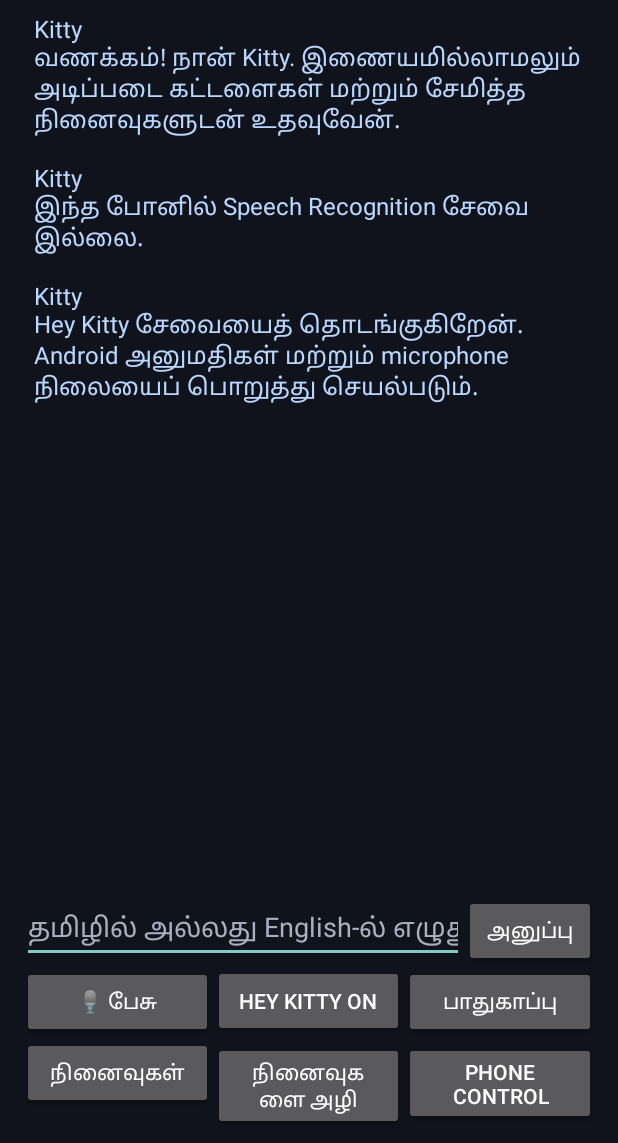
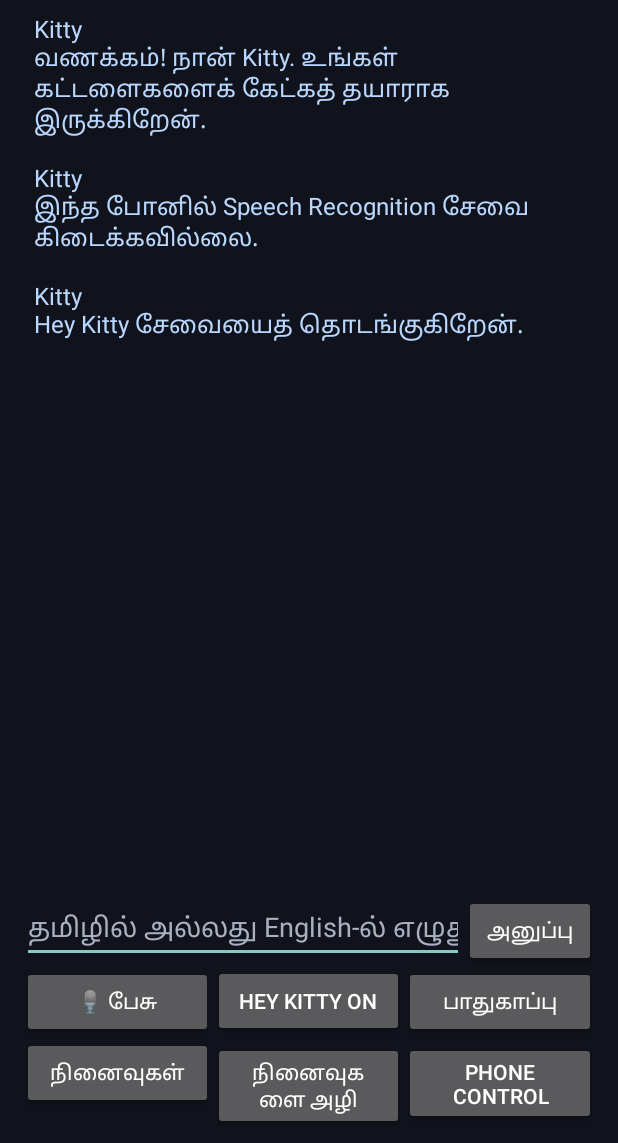
Before and after one commit to kittykt33/KittyktAI, an Android app: the screen it shows after launch (MainActivity), after a tap on "பாதுகாப்பு", on a phone screen of 412 x 824 dp, the part 93-1236 px from its top. Run offline under Robolectric (Android 15) with nearby library versions, the phone set to English and light mode, and no system bars; 3 other taps on this screen came first.

Commit message:
Update MainActivity.java

```diff
--- a/app/src/main/java/com/kittyai/assistant/MainActivity.java
+++ b/app/src/main/java/com/kittyai/assistant/MainActivity.java
@@ -1,27 +1,342 @@
 package com.kittyai.assistant;
 
-import android.Manifest; import android.app.*; import android.os.*; import android.content.*; import android.content.pm.PackageManager;
-import android.speech.*; import android.speech.tts.TextToSpeech; import android.view.*; import android.widget.*;
-import androidx.biometric.BiometricManager; import androidx.biometric.BiometricPrompt; import androidx.core.content.ContextCompat;
-import java.util.*; import java.util.concurrent.Executor;
+import android.Manifest;
+import android.app.*;
+import android.os.*;
+import android.content.*;
+import android.content.pm.PackageManager;
+import android.speech.*;
+import android.speech.tts.TextToSpeech;
+import android.widget.*;
+import android.view.*;
+
+import androidx.biometric.BiometricManager;
+import androidx.biometric.BiometricPrompt;
+import androidx.core.content.ContextCompat;
+
+import java.util.*;
+import java.util.concurrent.Executor;
 
 public class MainActivity extends androidx.fragment.app.FragmentActivity {
- private LinearLayout messages; private EditText input; private TextToSpeech tts; private SpeechRecognizer recognizer; private MemoryStore memory; private AssistantEngine engine; private boolean unlocked=false;
- private final int REQ=44;
- @Override public void onCreate(Bundle b){super.onCreate(b); memory=new MemoryStore(this); engine=new AssistantEngine(this,memory); buildUi(); tts=new TextToSpeech(this,status->{if(status==TextToSpeech.SUCCESS){int r=tts.setLanguage(new Locale("ta","LK")); if(r==TextToSpeech.LANG_MISSING_DATA||r==TextToSpeech.LANG_NOT_SUPPORTED) tts.setLanguage(new Locale("ta","IN"));}}); requestPermissions(new String[]{Manifest.permission.RECORD_AUDIO,Manifest.permission.POST_NOTIFICATIONS,Manifest.permission.CAMERA},REQ); add("Kitty","வணக்கம்! நான் Kitty. இணையமில்லாமலும் அடிப்படை கட்டளைகள் மற்றும் சேமித்த நினைவுகளுடன் உதவுவேன்."); }
- private void buildUi(){ LinearLayout page=new LinearLayout(this); page.setOrientation(1); page.setPadding(22,28,22,18); page.setBackgroundColor(0xff10131b); TextView title=new TextView(this); title.setText("🐱 KITTY AI"); title.setTextColor(-1); title.setTextSize(25); title.setPadding(0,0,0,14); page.addView(title);
- ScrollView scroll=new ScrollView(this); messages=new LinearLayout(this); messages.setOrientation(1); scroll.addView(messages); page.addView(scroll,new LinearLayout.LayoutParams(-1,0,1));
- LinearLayout row=new LinearLayout(this); input=new EditText(this); input.setSingleLine(true); input.setHint("தமிழில் அல்லது English-ல் எழுதுங்கள்"); input.setTextColor(-1); input.setHintTextColor(0xffaab0c0); row.addView(input,new LinearLayout.LayoutParams(0,-2,1)); Button send=btn("அனுப்பு"); send.setOnClickListener(v->sendText()); row.addView(send); page.addView(row);
- LinearLayout actions=new LinearLayout(this); Button mic=btn("🎙 பேசு"); mic.setOnClickListener(v->listen()); actions.addView(mic,new LinearLayout.LayoutParams(0,-2,1)); Button wake=btn("Hey Kitty ON"); wake.setOnClickListener(v->toggleWake()); actions.addView(wake,new LinearLayout.LayoutParams(0,-2,1)); Button lock=btn("பாதுகாப்பு"); lock.setOnClickListener(v->authenticate()); actions.addView(lock,new LinearLayout.LayoutParams(0,-2,1)); page.addView(actions);
- LinearLayout tools=new LinearLayout(this); Button mem=btn("நினைவுகள்"); mem.setOnClickListener(v->add("Kitty",engine.answer("என் நினைவுகள் காட்டு"))); tools.addView(mem,new LinearLayout.LayoutParams(0,-2,1)); Button clear=btn("நினைவுகளை அழி"); clear.setOnClickListener(v->{memory.clear();add("Kitty","சேமித்த நினைவுகள் அழிக்கப்பட்டன.");}); tools.addView(clear,new LinearLayout.LayoutParams(0,-2,1)); Button phone=btn("Phone Control"); phone.setOnClickListener(v->{try{startActivity(new Intent(android.provider.Settings.ACTION_ACCESSIBILITY_SETTINGS));}catch(Exception e){add("Kitty","Accessibility Settings திறக்க முடியவில்லை.");}}); tools.addView(phone,new LinearLayout.LayoutParams(0,-2,1)); page.addView(tools); setContentView(page); }
- private Button btn(String s){Button b=new Button(this);b.setText(s);return b;}
- private void sendText(){String q=input.getText().toString();input.setText(""); if(q.trim().isEmpty())return; add("நீங்கள்",q); String low=q.toLowerCase(Locale.ROOT); if((low.contains("டார்ச்")||low.contains("torch")||low.contains("flashlight")) && ContextCompat.checkSelfPermission(this,Manifest.permission.CAMERA)!=PackageManager.PERMISSION_GRANTED){pendingCommand=q;requestPermissions(new String[]{Manifest.permission.CAMERA},REQ+1);return;} String a=engine.answer(q);add("Kitty",a); speak(a);}
- private String pendingCommand="";
- @Override public void onRequestPermissionsResult(int requestCode,String[] permissions,int[] grantResults){super.onRequestPermissionsResult(requestCode,permissions,grantResults); if(requestCode==REQ+1){if(grantResults.length>0&&grantResults[0]==PackageManager.PERMISSION_GRANTED&&!pendingCommand.isEmpty()){String q=pendingCommand;pendingCommand="";String a=engine.answer(q);add("Kitty",a);speak(a);}else add("Kitty","Camera அனுமதி மறுக்கப்பட்டது. டார்ச் இயக்க முடியாது.");}}
- private void add(String who,String text){TextView t=new TextView(this);t.setText(who+"\n"+text);t.setTextColor(who.equals("Kitty")?0xffb9d7ff:0xffffffff);t.setTextSize(16);t.setPadding(12,12,12,12);messages.addView(t);}
- private void speak(String s){if(tts!=null)tts.speak(s,TextToSpeech.QUEUE_FLUSH,null,"kitty_reply");}
- private void listen(){if(ContextCompat.checkSelfPermission(this,Manifest.permission.RECORD_AUDIO)!=PackageManager.PERMISSION_GRANTED){requestPermissions(new String[]{Manifest.permission.RECORD_AUDIO},REQ);return;} if(!SpeechRecognizer.isRecognitionAvailable(this)){add("Kitty","இந்த போனில் Speech Recognition சேவை இல்லை.");return;} if(recognizer!=null)recognizer.destroy(); recognizer=SpeechRecognizer.createSpeechRecognizer(this); recognizer.setRecognitionListener(new RecognitionListener(){public void onReadyForSpeech(Bundle p){add("Kitty","கேட்கிறேன்...");} public void onBeginningOfSpeech(){} public void onRmsChanged(float r){} public void onBufferReceived(byte[] b){} public void onEndOfSpeech(){} public void onError(int e){add("Kitty","குரலைப் புரிந்துகொள்ள முடியவில்லை. மீண்டும் முயற்சி செய். ("+e+")");} public void onResults(Bundle b){ArrayList<String> x=b.getStringArrayList(SpeechRecognizer.RESULTS_RECOGNITION);if(x!=null&&!x.isEmpty()){input.setText(x.get(0));sendText();}} public void onPartialResults(Bundle b){} public void onEvent(int a,Bundle b){}}); Intent i=new Intent(RecognizerIntent.ACTION_RECOGNIZE_SPEECH);i.putExtra(RecognizerIntent.EXTRA_LANGUAGE_MODEL,RecognizerIntent.LANGUAGE_MODEL_FREE_FORM);i.putExtra(RecognizerIntent.EXTRA_LANGUAGE,"ta-LK");i.putExtra(RecognizerIntent.EXTRA_LANGUAGE_PREFERENCE,"ta-LK");i.putExtra(RecognizerIntent.EXTRA_PARTIAL_RESULTS,false);recognizer.startListening(i); }
- private void toggleWake(){if(ContextCompat.checkSelfPermission(this,Manifest.permission.RECORD_AUDIO)!=PackageManager.PERMISSION_GRANTED){requestPermissions(new String[]{Manifest.permission.RECORD_AUDIO},REQ);return;} try{Intent i=new Intent(this,WakeWordService.class);if(WakeWordService.running)stopService(i);else if(Build.VERSION.SDK_INT>=26)startForegroundService(i);else startService(i);add("Kitty",WakeWordService.running?"Wake word நிறுத்தப்பட்டது.":"Hey Kitty சேவையைத் தொடங்குகிறேன். Android அனுமதிகள் மற்றும் microphone நிலையைப் பொறுத்து செயல்படும்.");}catch(Exception e){add("Kitty","Wake word சேவையைத் தொடங்க முடியவில்லை: "+e.getMessage());} }
- private void authenticate(){Executor ex=ContextCompat.getMainExecutor(this);BiometricPrompt prompt=new BiometricPrompt(this,ex,new BiometricPrompt.AuthenticationCallback(){@Override public void onAuthenticationSucceeded(BiometricPrompt.AuthenticationResult r){unlocked=true;add("Kitty","அடையாளம் உறுதிப்படுத்தப்பட்டது.");}@Override public void onAuthenticationError(int c,CharSequence s){add("Kitty","அங்கீகாரம் ரத்து செய்யப்பட்டது: "+s);}});BiometricPrompt.PromptInfo info=new BiometricPrompt.PromptInfo.Builder().setTitle("Kitty AI பாதுகாப்பு").setSubtitle("Fingerprint அல்லது சாதன PIN மூலம் உறுதிப்படுத்தவும்").setDeviceCredentialAllowed(true).build(); if(BiometricManager.from(this).canAuthenticate(BiometricManager.Authenticators.BIOMETRIC_WEAK|BiometricManager.Authenticators.DEVICE_CREDENTIAL)==BiometricManager.BIOMETRIC_SUCCESS)prompt.authenticate(info);else add("Kitty","இந்த சாதனத்தில் PIN/Fingerprint authentication அமைக்கப்படவில்லை."); }
- @Override protected void onDestroy(){if(tts!=null)tts.shutdown();if(recognizer!=null)recognizer.destroy();super.onDestroy();}
+
+    private LinearLayout messages;
+    private EditText input;
+    private TextToSpeech tts;
+    private SpeechRecognizer recognizer;
+    private MemoryStore memory;
+    private AssistantEngine engine;
+
+    private static final int REQ = 44;
+    private String pendingCommand = "";
+    private boolean unlocked = false;
+
+    @Override
+    public void onCreate(Bundle b) {
+        super.onCreate(b);
+
+        memory = new MemoryStore(this);
+        engine = new AssistantEngine(this, memory);
+
+        buildUi();
+
+        tts = new TextToSpeech(this, status -> {
+            if (status == TextToSpeech.SUCCESS) {
+                int r = tts.setLanguage(new Locale("ta", "LK"));
+                if (r == TextToSpeech.LANG_MISSING_DATA ||
+                    r == TextToSpeech.LANG_NOT_SUPPORTED) {
+                    tts.setLanguage(new Locale("ta", "IN"));
+                }
+            }
+        });
+
+        requestPermissions(new String[]{
+            Manifest.permission.RECORD_AUDIO,
+            Manifest.permission.POST_NOTIFICATIONS,
+            Manifest.permission.CAMERA,
+            Manifest.permission.READ_CONTACTS
+        }, REQ);
+
+        add("Kitty", "வணக்கம்! நான் Kitty. உங்கள் கட்டளைகளைக் கேட்கத் தயாராக இருக்கிறேன்.");
+    }
+
+    private void buildUi() {
+        LinearLayout page = new LinearLayout(this);
+        page.setOrientation(1);
+        page.setPadding(22, 28, 22, 18);
+        page.setBackgroundColor(0xff10131b);
+
+        TextView title = new TextView(this);
+        title.setText("🐱 KITTY AI");
+        title.setTextColor(-1);
+        title.setTextSize(25);
+        title.setPadding(0, 0, 0, 14);
+        page.addView(title);
+
+        ScrollView scroll = new ScrollView(this);
+        messages = new LinearLayout(this);
+        messages.setOrientation(1);
+        scroll.addView(messages);
+        page.addView(scroll, new LinearLayout.LayoutParams(-1, 0, 1));
+
+        LinearLayout row = new LinearLayout(this);
+        input = new EditText(this);
+        input.setSingleLine(true);
+        input.setHint("தமிழில் அல்லது English-ல் எழுதுங்கள்");
+        input.setTextColor(-1);
+        input.setHintTextColor(0xffaab0c0);
+        row.addView(input, new LinearLayout.LayoutParams(0, -2, 1));
+
+        Button send = btn("அனுப்பு");
+        send.setOnClickListener(v -> sendText());
+        row.addView(send);
+        page.addView(row);
+
+        LinearLayout actions = new LinearLayout(this);
+
+        Button mic = btn("🎙 பேசு");
+        mic.setOnClickListener(v -> listen());
+        actions.addView(mic, new LinearLayout.LayoutParams(0, -2, 1));
+
+        Button wake = btn("Hey Kitty ON");
+        wake.setOnClickListener(v -> toggleWake());
+        actions.addView(wake, new LinearLayout.LayoutParams(0, -2, 1));
+
+        Button lock = btn("பாதுகாப்பு");
+        lock.setOnClickListener(v -> authenticate());
+        actions.addView(lock, new LinearLayout.LayoutParams(0, -2, 1));
+
+        page.addView(actions);
+
+        LinearLayout tools = new LinearLayout(this);
+
+        Button mem = btn("நினைவுகள்");
+        mem.setOnClickListener(v -> reply(engine.answer("என் நினைவுகள் காட்டு")));
+        tools.addView(mem, new LinearLayout.LayoutParams(0, -2, 1));
+
+        Button clear = btn("நினைவுகளை அழி");
+        clear.setOnClickListener(v -> new AlertDialog.Builder(this)
+            .setTitle("நினைவுகளை அழிக்கவா?")
+            .setMessage("சேமித்த அனைத்து நினைவுகளும் அழிக்கப்படும்.")
+            .setNegativeButton("வேண்டாம்", null)
+            .setPositiveButton("அழி", (d, w) -> {
+                memory.clear();
+                add("Kitty", "நினைவுகள் அழிக்கப்பட்டன.");
+            }).show());
+        tools.addView(clear, new LinearLayout.LayoutParams(0, -2, 1));
+
+        Button phone = btn("Phone Control");
+        phone.setOnClickListener(v -> {
+            try {
+                startActivity(new Intent(
+                    android.provider.Settings.ACTION_ACCESSIBILITY_SETTINGS));
+            } catch (Exception e) {
+                add("Kitty", "Accessibility Settings திறக்க முடியவில்லை.");
+            }
+        });
+        tools.addView(phone, new LinearLayout.LayoutParams(0, -2, 1));
+
+        page.addView(tools);
+        setContentView(page);
+    }
+
+    private Button btn(String s) {
+        Button b = new Button(this);
+        b.setText(s);
+        return b;
+    }
+
+    private void sendText() {
+        String q = input.getText().toString().trim();
+        input.setText("");
+        if (q.isEmpty()) return;
+
+        add("நீங்கள்", q);
+
+        String low = q.toLowerCase(Locale.ROOT);
+
+        if ((low.contains("டார்ச்") || low.contains("torch") ||
+             low.contains("flashlight")) &&
+            ContextCompat.checkSelfPermission(this, Manifest.permission.CAMERA)
+                != PackageManager.PERMISSION_GRANTED) {
+            pendingCommand = q;
+            requestPermissions(new String[]{Manifest.permission.CAMERA}, REQ + 1);
+            return;
+        }
+
+        if ((low.contains("call") || low.contains("கால்") ||
+             low.contains("அழை") || low.contains("போன் பண்ணு")) &&
+            ContextCompat.checkSelfPermission(this, Manifest.permission.READ_CONTACTS)
+                != PackageManager.PERMISSION_GRANTED) {
+            pendingCommand = q;
+            requestPermissions(new String[]{Manifest.permission.READ_CONTACTS}, REQ + 2);
+            return;
+        }
+
+        reply(engine.answer(q));
+    }
+
+    private void reply(String answer) {
+        add("Kitty", answer);
+        speak(answer);
+    }
+
+    private void add(String who, String text) {
+        TextView t = new TextView(this);
+        t.setText(who + "\n" + text);
+        t.setTextColor(who.equals("Kitty") ? 0xffb9d7ff : 0xffffffff);
+        t.setTextSize(16);
+        t.setPadding(12, 12, 12, 12);
+        messages.addView(t);
+    }
+
+    private void speak(String s) {
+        if (tts != null)
+            tts.speak(s, TextToSpeech.QUEUE_FLUSH, null, "kitty_reply");
+    }
+
+    private void listen() {
+        if (ContextCompat.checkSelfPermission(this, Manifest.permission.RECORD_AUDIO)
+            != PackageManager.PERMISSION_GRANTED) {
+            requestPermissions(new String[]{Manifest.permission.RECORD_AUDIO}, REQ);
+            return;
+        }
+
+        if (!SpeechRecognizer.isRecognitionAvailable(this)) {
+            add("Kitty", "இந்த போனில் Speech Recognition சேவை கிடைக்கவில்லை.");
+            return;
+        }
+
+        try {
+            if (recognizer != null) recognizer.destroy();
+
+            recognizer = SpeechRecognizer.createSpeechRecognizer(this);
+
+            recognizer.setRecognitionListener(new RecognitionListener() {
+                public void onReadyForSpeech(Bundle p) {
+                    add("Kitty", "கேட்கிறேன்...");
+                }
+                public void onBeginningOfSpeech() {}
+                public void onRmsChanged(float r) {}
+                public void onBufferReceived(byte[] b) {}
+                public void onEndOfSpeech() {}
+
+                public void onError(int e) {
+                    add("Kitty", "குரலைப் புரிந்துகொள்ள முடியவில்லை. மீண்டும் முயற்சி செய்.");
+                }
+
+                public void onResults(Bundle b) {
+                    ArrayList<String> x =
+                        b.getStringArrayList(SpeechRecognizer.RESULTS_RECOGNITION);
+                    if (x != null && !x.isEmpty()) {
+                        input.setText(x.get(0));
+                        sendText();
+                    }
+                }
+
+                public void onPartialResults(Bundle b) {}
+                public void onEvent(int e, Bundle b) {}
+            });
+
+            Intent i = new Intent(RecognizerIntent.ACTION_RECOGNIZE_SPEECH);
+            i.putExtra(RecognizerIntent.EXTRA_LANGUAGE_MODEL,
+                RecognizerIntent.LANGUAGE_MODEL_FREE_FORM);
+            i.putExtra(RecognizerIntent.EXTRA_LANGUAGE, "ta-LK");
+            i.putExtra(RecognizerIntent.EXTRA_LANGUAGE_PREFERENCE, "ta-LK");
+            i.putExtra(RecognizerIntent.EXTRA_PARTIAL_RESULTS, false);
+
+            recognizer.startListening(i);
+
+        } catch (Exception e) {
+            add("Kitty", "Voice தொடங்க முடியவில்லை: " + e.getMessage());
+        }
+    }
+
+    private void toggleWake() {
+        if (ContextCompat.checkSelfPermission(this, Manifest.permission.RECORD_AUDIO)
+            != PackageManager.PERMISSION_GRANTED) {
+            requestPermissions(new String[]{Manifest.permission.RECORD_AUDIO}, REQ);
+            return;
+        }
+
+        try {
+            Intent i = new Intent(this, WakeWordService.class);
+
+            if (WakeWordService.running) {
+                stopService(i);
+                add("Kitty", "Hey Kitty சேவை நிறுத்தப்பட்டது.");
+            } else {
+                if (Build.VERSION.SDK_INT >= 26)
+                    startForegroundService(i);
+                else
+                    startService(i);
+
+                add("Kitty", "Hey Kitty சேவையைத் தொடங்குகிறேன்.");
+            }
+        } catch (Exception e) {
+            add("Kitty", "Wake Word தொடங்க முடியவில்லை: " + e.getMessage());
+        }
+    }
+
+    private void authenticate() {
+        Executor ex = ContextCompat.getMainExecutor(this);
+
+        BiometricPrompt prompt = new BiometricPrompt(this, ex,
+            new BiometricPrompt.AuthenticationCallback() {
+                @Override
+                public void onAuthenticationSucceeded(
+                    BiometricPrompt.AuthenticationResult r) {
+                    unlocked = true;
+                    add("Kitty", "அடையாளம் உறுதிப்படுத்தப்பட்டது.");
+                }
+
+                @Override
+                public void onAuthenticationError(int c, CharSequence s) {
+                    add("Kitty", "அங்கீகாரம் ரத்து செய்யப்பட்டது: " + s);
+                }
+            });
+
+        BiometricPrompt.PromptInfo info =
+            new BiometricPrompt.PromptInfo.Builder()
+                .setTitle("Kitty AI பாதுகாப்பு")
+                .setSubtitle("Fingerprint அல்லது சாதன PIN மூலம் உறுதிப்படுத்தவும்")
+                .setDeviceCredentialAllowed(true)
+                .build();
+
+        if (BiometricManager.from(this).canAuthenticate(
+            BiometricManager.Authenticators.BIOMETRIC_WEAK |
+            BiometricManager.Authenticators.DEVICE_CREDENTIAL)
+            == BiometricManager.BIOMETRIC_SUCCESS) {
+            prompt.authenticate(info);
+        } else {
+            add("Kitty", "இந்த சாதனத்தில் PIN/Fingerprint அமைக்கப்படவில்லை.");
+        }
+    }
+
+    @Override
+    public void onRequestPermissionsResult(
+        int requestCode, String[] permissions, int[] grantResults) {
+        super.onRequestPermissionsResult(requestCode, permissions, grantResults);
+
+        if ((requestCode == REQ + 1 || requestCode == REQ + 2) &&
+            grantResults.length > 0 &&
+            grantResults[0] == PackageManager.PERMISSION_GRANTED &&
+            !pendingCommand.isEmpty()) {
+
+            String q = pendingCommand;
+            pendingCommand = "";
+            reply(engine.answer(q));
+
+        } else if ((requestCode == REQ + 1 || requestCode == REQ + 2) &&
+                   !pendingCommand.isEmpty()) {
+            pendingCommand = "";
+            add("Kitty", "தேவையான அனுமதி வழங்கப்படவில்லை.");
+        }
+    }
+
+    @Override
+    protected void onDestroy() {
+        if (tts != null) tts.shutdown();
+        if (recognizer != null) recognizer.destroy();
+        super.onDestroy();
+    }
 }
```
